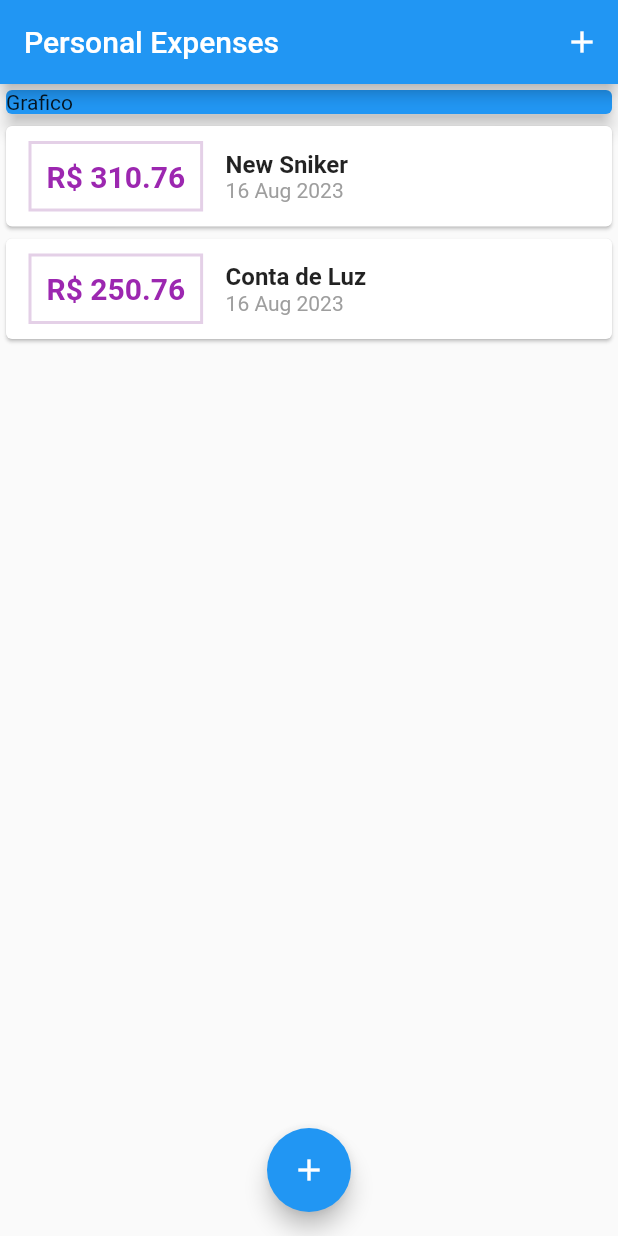
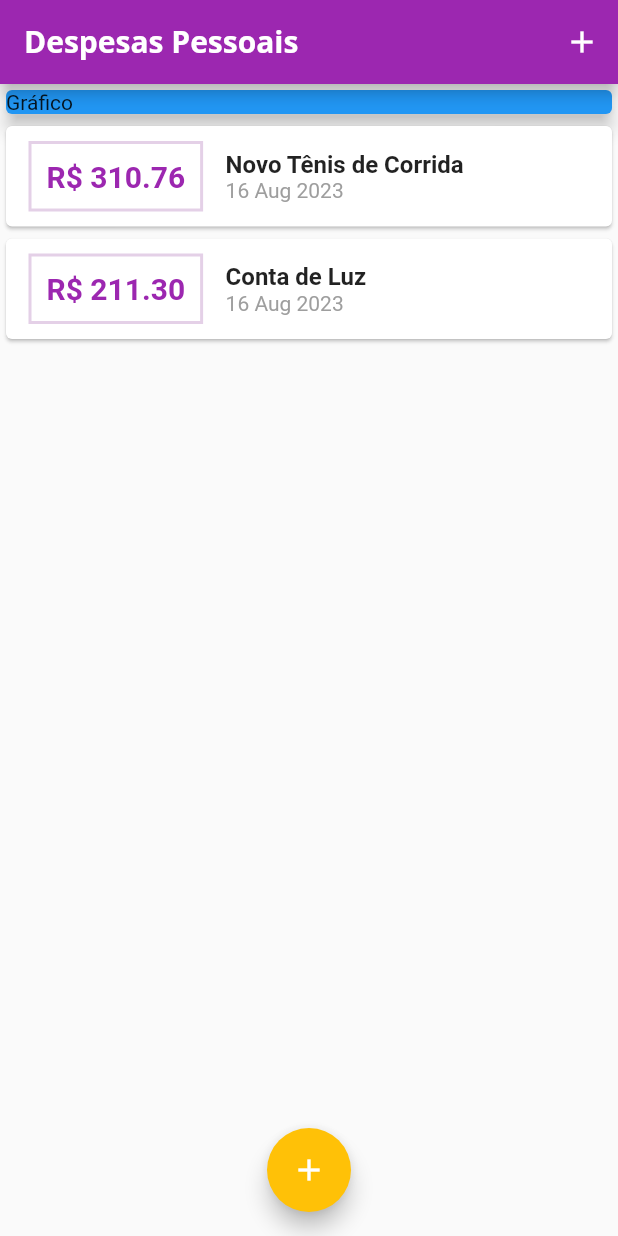
Before and after one commit to Erasmojf/expenses, a Flutter app: the screen it shows after launch, on a phone screen of 412 x 824 dp. Run offline on Flutter 3.47's test engine with Material 2 defaults, Android fonts, the phone set to English and light mode, and no system bars.

Commit message:
Add fonts

```diff
--- a/expenses/lib/main.dart
+++ b/expenses/lib/main.dart
@@ -4,41 +4,64 @@ import 'components/transaction_form.dart';
 import 'components/transaction_list.dart';
 import 'models/transaction.dart';
 
-void main() => runApp(ExpensesApp());
+main() => runApp(ExpensesApp());
 
 class ExpensesApp extends StatelessWidget {
   @override
   Widget build(BuildContext context) {
+    final ThemeData tema = ThemeData();
+
     return MaterialApp(
+      home: MyHomePage(),
       debugShowCheckedModeBanner: false,
-      home: MyHomePage(),
+      theme: tema.copyWith(
+        colorScheme: tema.colorScheme.copyWith(
+          primary: Colors.purple,
+          secondary: Colors.amber,
+        ),
+        textTheme: tema.textTheme.copyWith(
+          headline6: TextStyle(
+            fontFamily: 'OpenSans',
+            fontSize: 18,
+            fontWeight: FontWeight.bold,
+            color: Colors.black,
+          ),
+        ),
+        appBarTheme: AppBarTheme(
+          titleTextStyle: TextStyle(
+            fontFamily: 'OpenSans',
+            fontSize: 20,
+            fontWeight: FontWeight.bold,
+          ),
+        ),
+      ),
     );
   }
 }
 
 class MyHomePage extends StatefulWidget {
   @override
-  State<MyHomePage> createState() => _MyHomePageState();
+  _MyHomePageState createState() => _MyHomePageState();
 }
 
 class _MyHomePageState extends State<MyHomePage> {
   final _transactions = [
     Transaction(
-      id: "t1",
-      title: "New Sniker",
+      id: 't1',
+      title: 'Novo Tênis de Corrida',
       value: 310.76,
       date: DateTime.now(),
     ),
     Transaction(
-      id: "t2",
-      title: "Conta de Luz",
-      value: 250.76,
+      id: 't2',
+      title: 'Conta de Luz',
+      value: 211.30,
       date: DateTime.now(),
     ),
   ];
 
   _addTransaction(String title, double value) {
-    final newTransaction = new Transaction(
+    final newTransaction = Transaction(
       id: Random().nextDouble().toString(),
       title: title,
       value: value,
@@ -49,7 +72,7 @@ class _MyHomePageState extends State<MyHomePage> {
       _transactions.add(newTransaction);
     });
 
-    Navigator.of(context);
+    Navigator.of(context).pop();
   }
 
   _openTransactionFormModal(BuildContext context) {
@@ -65,8 +88,8 @@ class _MyHomePageState extends State<MyHomePage> {
   Widget build(BuildContext context) {
     return Scaffold(
       appBar: AppBar(
-        title: Text("Personal Expenses"),
-        actions: [
+        title: Text('Despesas Pessoais'),
+        actions: <Widget>[
           IconButton(
             icon: Icon(Icons.add),
             onPressed: () => _openTransactionFormModal(context),
@@ -78,14 +101,16 @@ class _MyHomePageState extends State<MyHomePage> {
           crossAxisAlignment: CrossAxisAlignment.stretch,
           children: <Widget>[
             Container(
+              width: double.infinity,
               child: Card(
                 color: Colors.blue,
-                  child: Text("Grafico"),
+                child: Text('Gráfico'),
                 elevation: 5,
               ),
             ),
             TransactionList(_transactions),
-            ]),
+          ],
+        ),
       ),
       floatingActionButton: FloatingActionButton(
         child: Icon(Icons.add),
```
Also changed, not shown: expenses/pubspec.yaml (+11 -6 lines), expenses/assets/fonts/OpenSans-Bold.ttf (added), expenses/assets/fonts/OpenSans-Regular.ttf (added), expenses/assets/fonts/Quicksand-Bold.ttf (added), expenses/assets/fonts/Quicksand-Light.ttf (added), expenses/assets/fonts/Quicksand-Medium.ttf (added), expenses/assets/fonts/Quicksand-Regular.ttf (added). Lines whose indentation alone changed are shown as unchanged.
